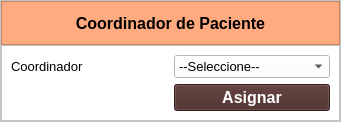
Above: gui/pacientes/asociar_coordinador.ui from ayenaccarato/Marcanac before the change. Below: the same form after it.
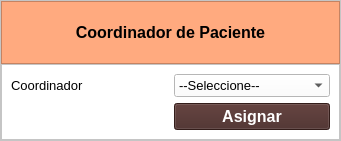
That is the form after the change. Icons and pictures are not drawn.

Diff of the .ui file:
```diff
--- a/gui/pacientes/asociar_coordinador.ui
+++ b/gui/pacientes/asociar_coordinador.ui
@@ -7,7 +7,7 @@
     <x>0</x>
     <y>0</y>
     <width>341</width>
-    <height>122</height>
+    <height>141</height>
    </rect>
   </property>
   <property name="windowTitle">
```
Left out of the diff: 4 changed lines with no effect on the pictures.
